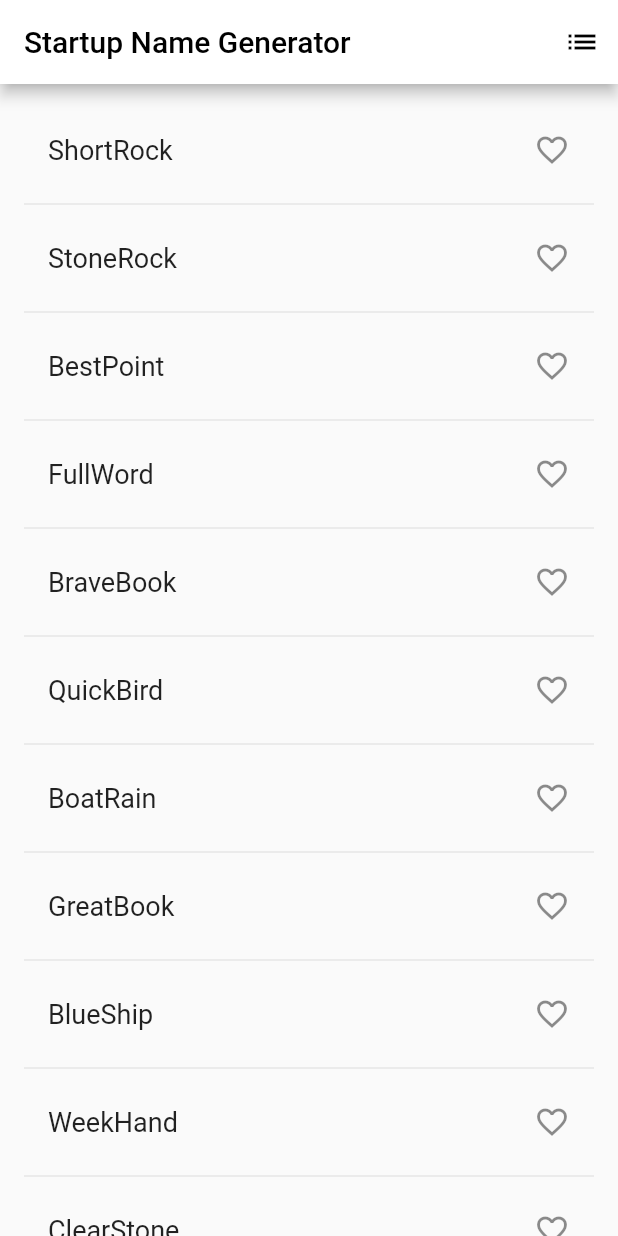
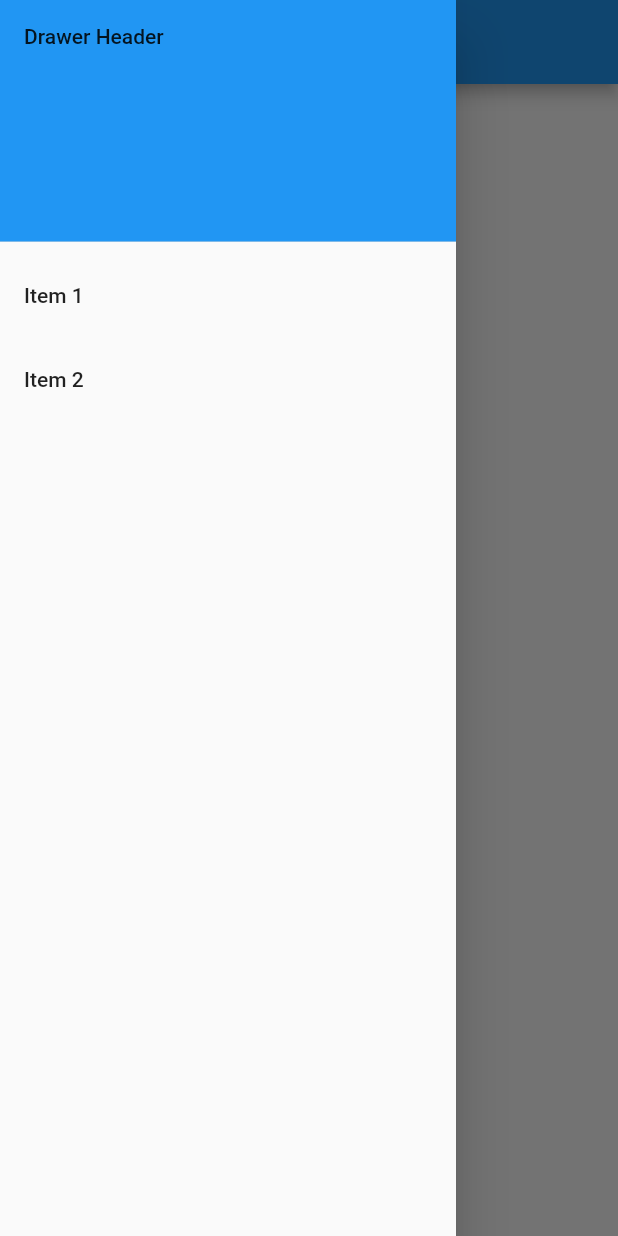
Before and after one commit to jungahsuperb/lucy, a Flutter app: the screen it shows after launch, with the side drawer open (before the commit the screen has no drawer), on a phone screen of 412 x 824 dp. Run offline on Flutter 3.47's test engine with Material 2 defaults, Android fonts, the phone set to English and light mode, and no system bars.

Commit message:
drawer add

```diff
--- a/lib/main.dart
+++ b/lib/main.dart
@@ -1,117 +1,61 @@
-import 'package:english_words/english_words.dart';
 import 'package:flutter/material.dart';
 
 void main() => runApp(const MyApp());
 
-class RandomWords extends StatefulWidget {
-  const RandomWords({super.key});
+class MyApp extends StatelessWidget {
+  const MyApp({super.key});
+
+  static const appTitle = 'Drawer Demo';
 
   @override
-  State<RandomWords> createState() => _RandomWordsState();
+  Widget build(BuildContext context) {
+    return const MaterialApp(
+      title: appTitle,
+      home: MyHomePage(title: appTitle),
+    );
+  }
 }
 
-class _RandomWordsState extends State<RandomWords> {
-  final _suggestions = <WordPair>[];
-  final _saved = <WordPair>{};
-  final _biggerFont = const TextStyle(fontSize: 18);
-
-  void _pushSaved() {
-    Navigator.of(context).push(
-      MaterialPageRoute<void>(
-        builder: (context) {
-          final tiles = _saved.map(
-            (pair) {
-              return ListTile(
-                title: Text(
-                  pair.asPascalCase,
-                  style: _biggerFont,
-                ),
-              );
-            },
-          );
-          final divided = tiles.isNotEmpty
-              ? ListTile.divideTiles(
-                  context: context,
-                  tiles: tiles,
-                ).toList()
-              : <Widget>[];
-
-          return Scaffold(
-            appBar: AppBar(
-              title: const Text('Saved Suggestions'),
-            ),
-            body: ListView(children: divided),
-          );
-        },
-      ),
-    );
-  }
+class MyHomePage extends StatelessWidget {
+  const MyHomePage({super.key, required this.title});
+  final String title;
 
   @override
   Widget build(BuildContext context) {
     return Scaffold(
-      // NEW from here ...
-      appBar: AppBar(
-        title: const Text('Startup Name Generator'),
-        actions: [
-          IconButton(
-            icon: const Icon(Icons.list),
-            onPressed: _pushSaved,
-            tooltip: 'Saved Suggestions',
-          ),
-        ],
-      ),
-      body: ListView.builder(
-        //return ListView.builder(
-        padding: const EdgeInsets.all(16.0),
-        itemBuilder: /*1*/ (context, i) {
-          if (i.isOdd) return const Divider(); /*2*/
-
-          final index = i ~/ 2; /*3*/
-          if (index >= _suggestions.length) {
-            _suggestions.addAll(generateWordPairs().take(10)); /*4*/
-          }
-
-          final alreadySaved = _saved.contains(_suggestions[index]);
-
-          return ListTile(
-              title: Text(
-                _suggestions[index].asPascalCase,
-                style: _biggerFont,
+      appBar: AppBar(title: Text(title)),
+      body: Center(child: Text('My Page!')),
+      drawer: Drawer(
+        child: ListView(
+          padding: EdgeInsets.zero,
+          children: [
+            const DrawerHeader(
+              decoration: BoxDecoration(
+                color: Colors.blue,
               ),
-              trailing: Icon(
-                alreadySaved ? Icons.favorite : Icons.favorite_border,
-                color: alreadySaved ? Colors.red : null,
-                semanticLabel: alreadySaved ? 'Remove from saved' : 'Save',
-              ),
+              child: Text('Drawer Header'),
+            ),
+            ListTile(
+              title: const Text('Item 1'),
               onTap: () {
-                setState(() {
-                  if (alreadySaved) {
-                    _saved.remove(_suggestions[index]);
-                  } else {
-                    _saved.add(_suggestions[index]);
-                  }
-                });
-              });
-        },
+                // Update the state of the app
+                // ...
+                // Then close the drawer
+                Navigator.pop(context);
+              },
+            ),
+            ListTile(
+              title: const Text('Item 2'),
+              onTap: () {
+                // Update the state of the app
+                // ...
+                // Then close the drawer
+                Navigator.pop(context);
+              },
+            ),
+          ],
+        ),
       ),
     );
   }
 }
-
-class MyApp extends StatelessWidget {
-  const MyApp({super.key});
-
-  @override
-  Widget build(BuildContext context) {
-    return MaterialApp(
-      title: 'Startup Name Generator',
-      theme: ThemeData(
-          appBarTheme: const AppBarTheme(
-        backgroundColor: Colors.white,
-        foregroundColor: Colors.black,
-      )),
-      home: const RandomWords(),
-    );
-  }
-}
```
